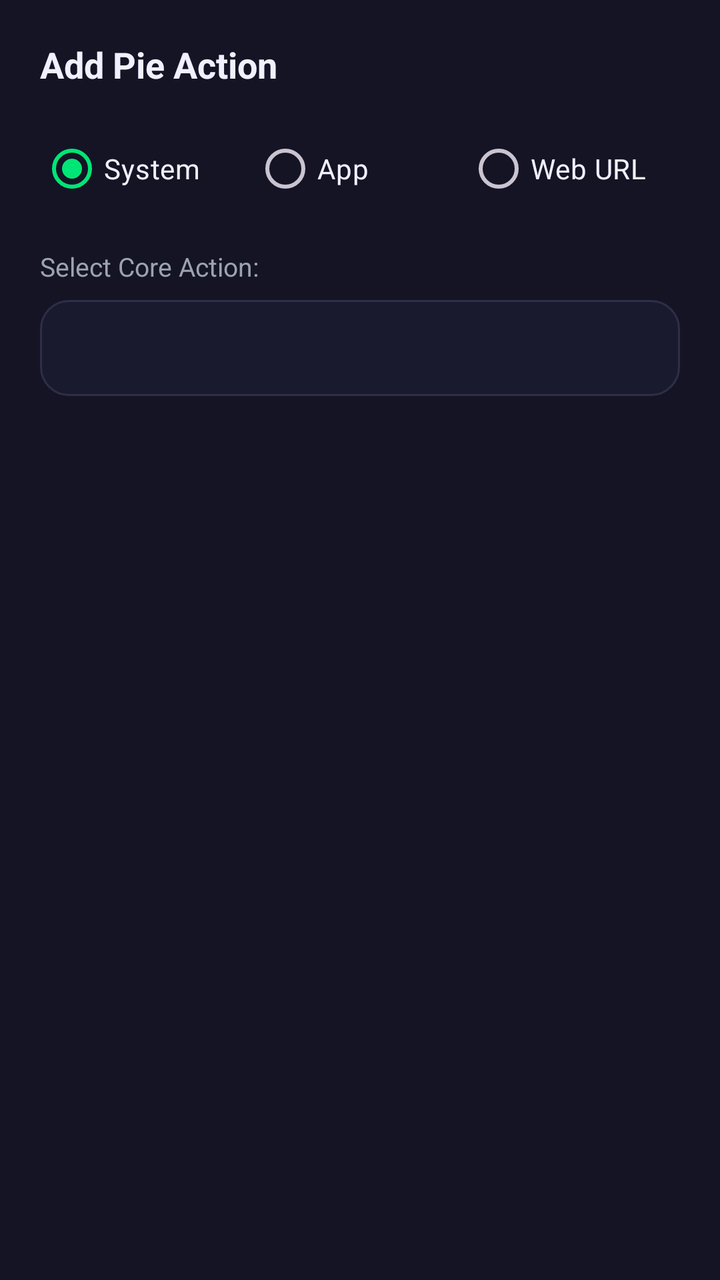
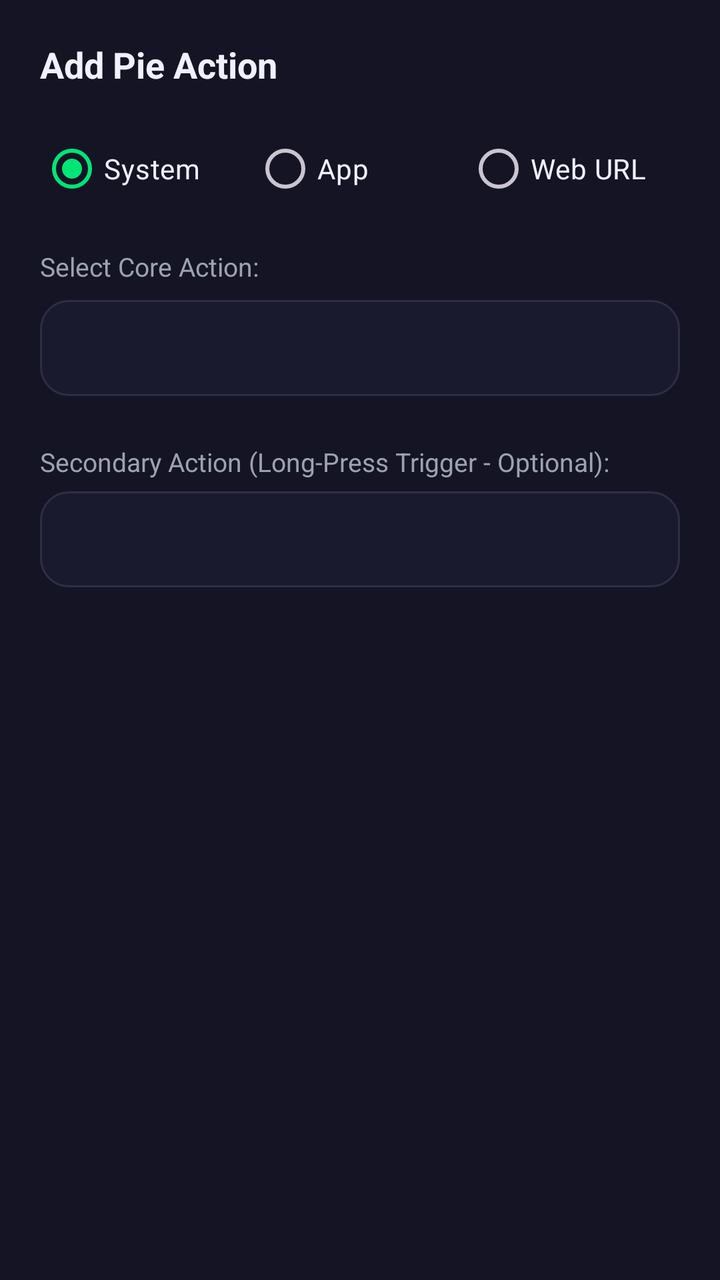

The first picture is an Android layout as it rendered before a commit; the second is the same layout after the commit. The layout source and the unified diff follow.
<!-- AndroidManifest.xml: application theme Theme.PieControl -->
<!-- res/layout/dialog_add_action.xml -->
<?xml version="1.0" encoding="utf-8"?>
<LinearLayout xmlns:android="http://schemas.android.com/apk/res/android"
    android:layout_width="match_parent"
    android:layout_height="wrap_content"
    android:orientation="vertical"
    android:padding="20dp"
    android:background="@color/surface">

    <TextView
        android:id="@+id/tvDialogTitle"
        android:layout_width="wrap_content"
        android:layout_height="wrap_content"
        android:text="Add Pie Action"
        android:textColor="@color/text_primary"
        android:textSize="18sp"
        android:textStyle="bold"
        android:layout_marginBottom="16dp" />

    <RadioGroup
        android:id="@+id/rgActionCategory"
        android:layout_width="match_parent"
        android:layout_height="wrap_content"
        android:orientation="horizontal"
        android:layout_marginBottom="16dp">

        <RadioButton
            android:id="@+id/rbSystem"
            android:layout_width="0dp"
            android:layout_height="wrap_content"
            android:layout_weight="1"
            android:checked="true"
            android:text="System"
            android:textColor="@color/text_primary" />

        <RadioButton
            android:id="@+id/rbApp"
            android:layout_width="0dp"
            android:layout_height="wrap_content"
            android:layout_weight="1"
            android:text="App"
            android:textColor="@color/text_primary" />

        <RadioButton
            android:id="@+id/rbUrl"
            android:layout_width="0dp"
            android:layout_height="wrap_content"
            android:layout_weight="1"
            android:text="Web URL"
            android:textColor="@color/text_primary" />
    </RadioGroup>

    
    <LinearLayout
        android:id="@+id/layoutSystemActions"
        android:layout_width="match_parent"
        android:layout_height="wrap_content"
        android:orientation="vertical">

        <TextView
            android:layout_width="wrap_content"
            android:layout_height="wrap_content"
            android:text="Select Core Action:"
            android:textColor="@color/text_secondary"
            android:textSize="13sp"
            android:layout_marginBottom="8dp" />

        <Spinner
            android:id="@+id/spinnerSystemActions"
            android:layout_width="match_parent"
            android:layout_height="48dp"
            android:background="@drawable/bg_card"
            android:paddingHorizontal="12dp"
            android:layout_marginBottom="16dp" />
    </LinearLayout>

    
    <LinearLayout
        android:id="@+id/layoutAppPicker"
        android:layout_width="match_parent"
        android:layout_height="wrap_content"
        android:orientation="vertical"
        android:visibility="gone">

        <EditText
            android:id="@+id/etSearchApp"
            android:layout_width="match_parent"
            android:layout_height="44dp"
            android:background="@drawable/bg_card"
            android:hint="Search installed apps..."
            android:textColorHint="@color/text_secondary"
            android:textColor="@color/text_primary"
            android:paddingHorizontal="12dp"
            android:textSize="14sp"
            android:layout_marginBottom="8dp" />

        <androidx.recyclerview.widget.RecyclerView
            android:id="@+id/rvAppsList"
            android:layout_width="match_parent"
            android:layout_height="220dp"
            android:layout_marginBottom="16dp" />
    </LinearLayout>

    
    <LinearLayout
        android:id="@+id/layoutUrl"
        android:layout_width="match_parent"
        android:layout_height="wrap_content"
        android:orientation="vertical"
        android:visibility="gone">

        <com.google.android.material.textfield.TextInputLayout
            android:layout_width="match_parent"
            android:layout_height="wrap_content"
            android:hint="Website URL (e.g. https://google.com)"
            android:layout_marginBottom="8dp">

            <com.google.android.material.textfield.TextInputEditText
                android:id="@+id/etWebUrl"
                android:layout_width="match_parent"
                android:layout_height="wrap_content"
                android:inputType="textUri"
                android:textColor="@color/text_primary" />
        </com.google.android.material.textfield.TextInputLayout>

        <com.google.android.material.textfield.TextInputLayout
            android:layout_width="match_parent"
            android:layout_height="wrap_content"
            android:hint="Label / Name (e.g. Google)"
            android:layout_marginBottom="16dp">

            <com.google.android.material.textfield.TextInputEditText
                android:id="@+id/etWebLabel"
                android:layout_width="match_parent"
                android:layout_height="wrap_content"
                android:inputType="text"
                android:textColor="@color/text_primary" />
        </com.google.android.material.textfield.TextInputLayout>
    </LinearLayout>

</LinearLayout>
<!-- resources referenced by this layout -->
<resources>
  <color name="surface">#141425</color>
  <color name="text_primary">#F0F0FF</color>
  <color name="text_secondary">#9CA3AF</color>
  <!-- drawable bg_card (drawable) -->
  <?xml version="1.0" encoding="utf-8"?>
  <shape xmlns:android="http://schemas.android.com/apk/res/android"
      android:shape="rectangle">
      <solid android:color="@color/surface_card" />
      <corners android:radius="14dp" />
      <stroke android:width="1dp" android:color="@color/border_subtle" />
  </shape>
  <style name="Theme.PieControl" parent="Theme.Material3.Dark.NoActionBar">
          <item name="android:statusBarColor">@color/background</item>
          <item name="android:navigationBarColor">@color/background</item>
          <item name="android:windowBackground">@color/background</item>
          <item name="colorPrimary">@color/primary</item>
          <item name="colorOnPrimary">@color/on_primary</item>
          <item name="colorSurface">@color/surface</item>
          <item name="colorOnSurface">@color/text_primary</item>
      </style>
  <color name="surface_card">#1A1A2E</color>
  <color name="border_subtle">#2E2E48</color>
  <color name="background">#0D0D1A</color>
  <color name="primary">#00E676</color>
  <color name="on_primary">#0D0D1A</color>
</resources>

<!-- the commit's change to res/layout/dialog_add_action.xml (unified diff, before → after) -->
@@ -137,4 +137,22 @@
         </com.google.android.material.textfield.TextInputLayout>
     </LinearLayout>
 
+    
+    <TextView
+        android:layout_width="wrap_content"
+        android:layout_height="wrap_content"
+        android:text="Secondary Action (Long-Press Trigger - Optional):"
+        android:textColor="@color/text_secondary"
+        android:textSize="13sp"
+        android:layout_marginTop="8dp"
+        android:layout_marginBottom="6dp" />
+
+    <Spinner
+        android:id="@+id/spinnerSecondaryAction"
+        android:layout_width="match_parent"
+        android:layout_height="48dp"
+        android:background="@drawable/bg_card"
+        android:paddingHorizontal="12dp"
+        android:layout_marginBottom="16dp" />
+
 </LinearLayout>
